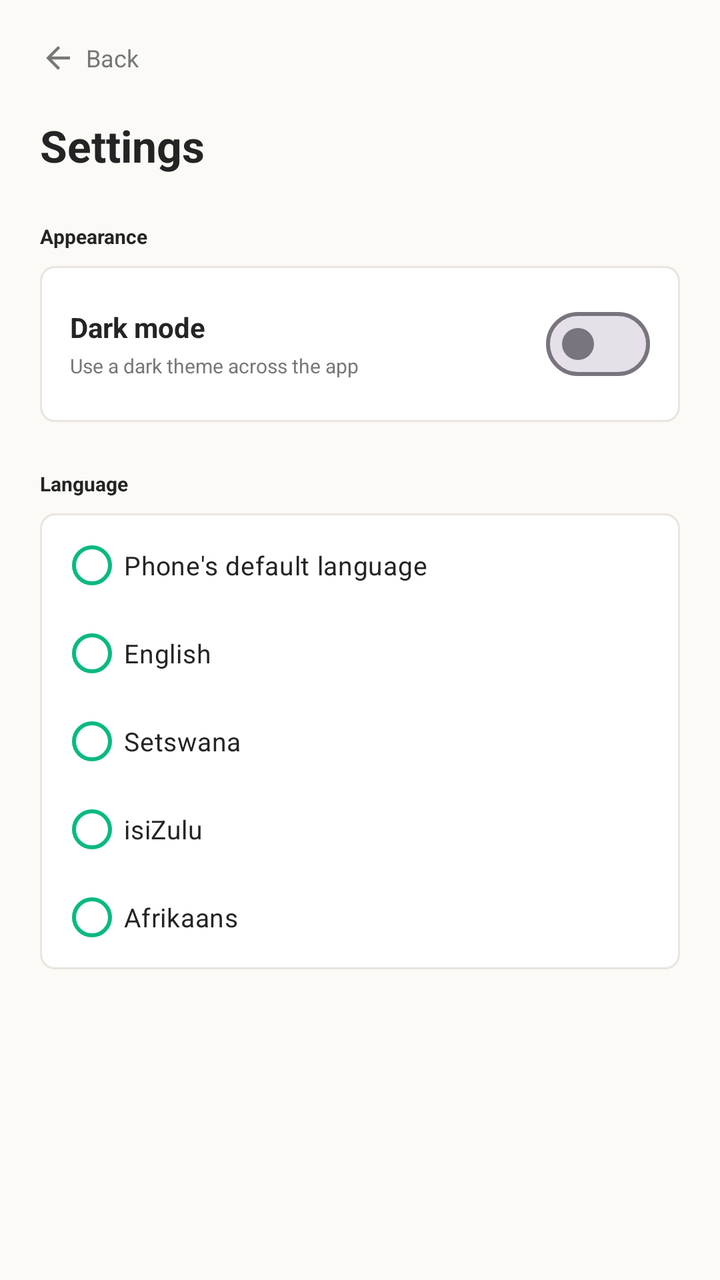
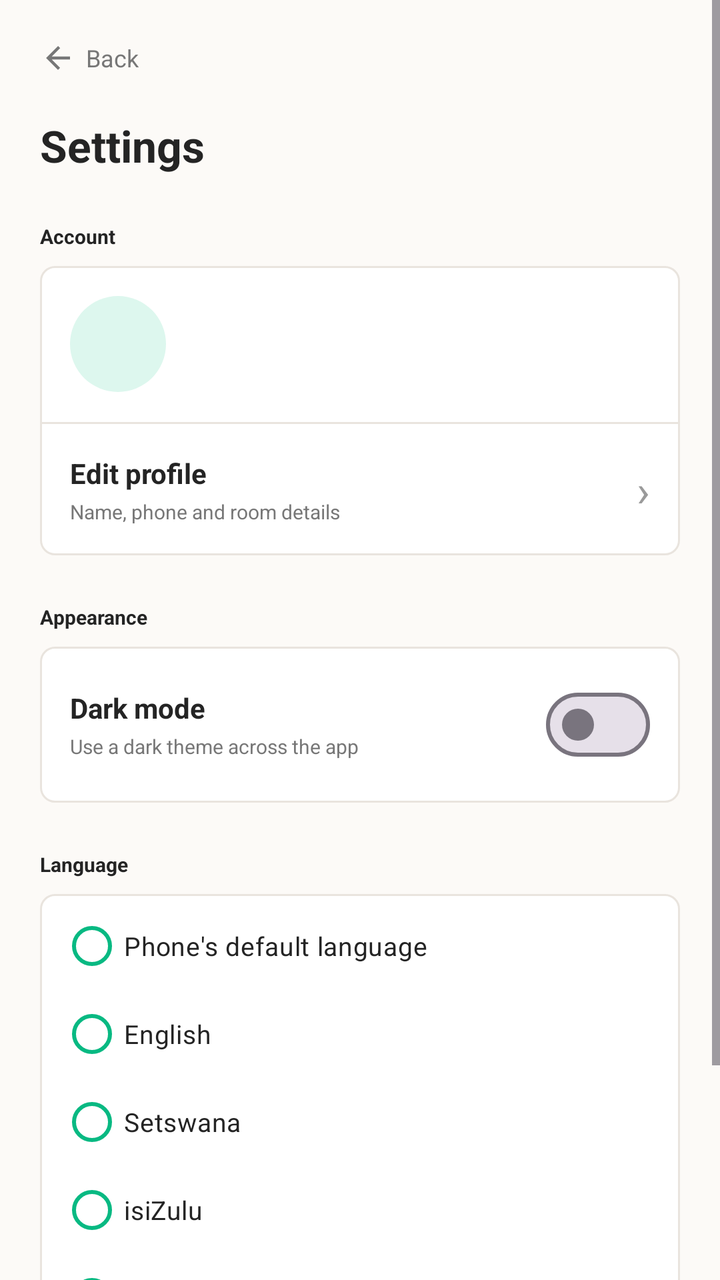

Screens rendered from an Android XML layout before and after an edit, with the pre-edit source and the edit as a unified diff.
<!-- AndroidManifest.xml: application theme Theme.ResCare -->
<!-- res/layout/settings.xml -->
<?xml version="1.0" encoding="utf-8"?>
<ScrollView
    xmlns:android="http://schemas.android.com/apk/res/android"
    android:layout_width="match_parent"
    android:layout_height="match_parent"
    android:background="@color/background"
    android:fillViewport="true">

    <LinearLayout
        android:layout_width="match_parent"
        android:layout_height="wrap_content"
        android:orientation="vertical"
        android:padding="20dp">

        

        <LinearLayout
            android:id="@+id/backButton"
            android:layout_width="wrap_content"
            android:layout_height="wrap_content"
            android:gravity="center_vertical">

            <ImageView
                android:layout_width="18dp"
                android:layout_height="18dp"
                android:src="@drawable/ic_arrow_back"
                android:contentDescription="@string/back"/>

            <TextView
                android:layout_width="wrap_content"
                android:layout_height="wrap_content"
                android:layout_marginStart="5dp"
                android:text="@string/back"
                android:textColor="@color/text_secondary"
                android:textSize="12sp"/>

        </LinearLayout>

        <TextView
            android:layout_width="wrap_content"
            android:layout_height="wrap_content"
            android:text="@string/settings"
            android:textSize="22sp"
            android:textStyle="bold"
            android:textColor="@color/text_primary"
            android:layout_marginTop="20dp"/>

        

        <TextView
            style="@style/FieldLabel"
            android:text="@string/settings_appearance"
            android:layout_marginTop="24dp"
            android:layout_marginBottom="8dp"/>

        <LinearLayout
            android:layout_width="match_parent"
            android:layout_height="wrap_content"
            android:orientation="horizontal"
            android:gravity="center_vertical"
            android:padding="15dp"
            android:background="@drawable/card_background">

            <LinearLayout
                android:layout_width="0dp"
                android:layout_height="wrap_content"
                android:layout_weight="1"
                android:orientation="vertical">

                <TextView
                    android:layout_width="wrap_content"
                    android:layout_height="wrap_content"
                    android:text="@string/settings_dark_mode"
                    android:textSize="14sp"
                    android:textStyle="bold"
                    android:textColor="@color/text_primary"/>

                <TextView
                    android:layout_width="wrap_content"
                    android:layout_height="wrap_content"
                    android:text="@string/settings_dark_mode_description"
                    android:textSize="10sp"
                    android:textColor="@color/text_secondary"
                    android:layout_marginTop="3dp"/>

            </LinearLayout>

            <com.google.android.material.materialswitch.MaterialSwitch
                android:id="@+id/darkModeSwitch"
                android:layout_width="wrap_content"
                android:layout_height="wrap_content"/>

        </LinearLayout>

        

        <TextView
            style="@style/FieldLabel"
            android:text="@string/settings_language"
            android:layout_marginTop="24dp"
            android:layout_marginBottom="8dp"/>

        <RadioGroup
            android:id="@+id/languageGroup"
            android:layout_width="match_parent"
            android:layout_height="wrap_content"
            android:orientation="vertical"
            android:paddingStart="10dp"
            android:paddingEnd="10dp"
            android:paddingTop="4dp"
            android:paddingBottom="4dp"
            android:background="@drawable/card_background">

            <RadioButton
                android:id="@+id/languageSystem"
                style="@style/LanguageOption"
                android:text="@string/language_system"/>

            <RadioButton
                android:id="@+id/languageEnglish"
                style="@style/LanguageOption"
                android:text="@string/language_english"/>

            <RadioButton
                android:id="@+id/languageSetswana"
                style="@style/LanguageOption"
                android:text="@string/language_setswana"/>

            <RadioButton
                android:id="@+id/languageZulu"
                style="@style/LanguageOption"
                android:text="@string/language_isizulu"/>

            <RadioButton
                android:id="@+id/languageAfrikaans"
                style="@style/LanguageOption"
                android:text="@string/language_afrikaans"/>

        </RadioGroup>

    </LinearLayout>

</ScrollView>
<!-- resources referenced by this layout -->
<resources>
  <color name="background">#FCFAF7</color>
  <color name="text_primary">#242424</color>
  <color name="text_secondary">#777777</color>
  <!-- drawable card_background (drawable) -->
  <?xml version="1.0" encoding="utf-8"?>
  <shape xmlns:android="http://schemas.android.com/apk/res/android">
      <solid android:color="@color/surface" />
      <stroke android:width="1dp" android:color="@color/border" />
      <corners android:radius="7dp" />
  </shape>
  <!-- drawable ic_arrow_back (drawable) -->
  <?xml version="1.0" encoding="utf-8"?>
  <vector xmlns:android="http://schemas.android.com/apk/res/android"
      android:width="24dp"
      android:height="24dp"
      android:viewportWidth="24"
      android:viewportHeight="24">
      <path
          android:fillColor="@color/text_secondary"
          android:pathData="M20,11L7.83,11l5.59,-5.59L12,4l-8,8 8,8 1.41,-1.41L7.83,13L20,13z" />
  </vector>
  <string name="back">Back</string>
  <string name="language_afrikaans" translatable="false">Afrikaans</string>
  <string name="language_english" translatable="false">English</string>
  <string name="language_isizulu" translatable="false">isiZulu</string>
  <string name="language_setswana" translatable="false">Setswana</string>
  <string name="language_system">Phone\'s default language</string>
  <string name="settings">Settings</string>
  <string name="settings_appearance">Appearance</string>
  <string name="settings_dark_mode">Dark mode</string>
  <string name="settings_dark_mode_description">Use a dark theme across the app</string>
  <string name="settings_language">Language</string>
  <style name="FieldLabel">
          <item name="android:layout_width">wrap_content</item>
          <item name="android:layout_height">wrap_content</item>
          <item name="android:textColor">@color/text_primary</item>
          <item name="android:textSize">10sp</item>
          <item name="android:textStyle">bold</item>
      </style>
  <style name="LanguageOption">
          <item name="android:layout_width">match_parent</item>
          <item name="android:layout_height">44dp</item>
          <item name="android:textSize">13sp</item>
          <item name="android:textColor">@color/text_primary</item>
          <item name="buttonTint">@color/green</item>
      </style>
  <style name="Theme.ResCare" parent="Base.Theme.ResCare" />
  <color name="surface">#FFFFFF</color>
  <color name="border">#E9E4DE</color>
  <color name="green">#08B982</color>
  <color name="on_green">#FFFFFF</color>
  <color name="green_soft">#DDF7EE</color>
  <color name="green_text">#087A5B</color>
  <!-- unchanged entries left out for length: 1 -->
</resources>

<!-- the commit's change to res/layout/settings.xml (unified diff, before → after) -->
@@ -49,6 +49,113 @@
 
         <TextView
             style="@style/FieldLabel"
+            android:text="@string/settings_account"
+            android:layout_marginTop="24dp"
+            android:layout_marginBottom="8dp"/>
+
+        <LinearLayout
+            android:layout_width="match_parent"
+            android:layout_height="wrap_content"
+            android:orientation="vertical"
+            android:background="@drawable/card_background">
+
+            <LinearLayout
+                android:layout_width="match_parent"
+                android:layout_height="wrap_content"
+                android:orientation="horizontal"
+                android:gravity="center_vertical"
+                android:padding="15dp">
+
+                <TextView
+                    android:id="@+id/accountInitials"
+                    style="@style/Avatar"/>
+
+                <LinearLayout
+                    android:layout_width="0dp"
+                    android:layout_height="wrap_content"
+                    android:layout_weight="1"
+                    android:layout_marginStart="12dp"
+                    android:orientation="vertical">
+
+                    <TextView
+                        android:id="@+id/accountName"
+                        android:layout_width="wrap_content"
+                        android:layout_height="wrap_content"
+                        android:maxLines="1"
+                        android:ellipsize="end"
+                        android:textSize="14sp"
+                        android:textStyle="bold"
+                        android:textColor="@color/text_primary"/>
+
+                    <TextView
+                        android:id="@+id/accountEmail"
+                        android:layout_width="wrap_content"
+                        android:layout_height="wrap_content"
+                        android:layout_marginTop="2dp"
+                        android:maxLines="1"
+                        android:ellipsize="end"
+                        android:textSize="11sp"
+                        android:textColor="@color/text_secondary"/>
+
+                </LinearLayout>
+
+            </LinearLayout>
+
+            <View
+                android:layout_width="match_parent"
+                android:layout_height="1dp"
+                android:background="@color/border"/>
+
+            <LinearLayout
+                android:id="@+id/editProfileButton"
+                android:layout_width="match_parent"
+                android:layout_height="wrap_content"
+                android:orientation="horizontal"
+                android:gravity="center_vertical"
+                android:padding="15dp"
+                android:clickable="true"
+                android:focusable="true"
+                android:background="?attr/selectableItemBackground">
+
+                <LinearLayout
+                    android:layout_width="0dp"
+                    android:layout_height="wrap_content"
+                    android:layout_weight="1"
+                    android:orientation="vertical">
+
+                    <TextView
+                        android:layout_width="wrap_content"
+                        android:layout_height="wrap_content"
+                        android:text="@string/edit_profile"
+                        android:textSize="14sp"
+                        android:textStyle="bold"
+                        android:textColor="@color/text_primary"/>
+
+                    <TextView
+                        android:layout_width="wrap_content"
+                        android:layout_height="wrap_content"
+                        android:layout_marginTop="3dp"
+                        android:text="@string/edit_profile_description"
+                        android:textSize="10sp"
+                        android:textColor="@color/text_secondary"/>
+
+                </LinearLayout>
+
+                <TextView
+                    android:layout_width="wrap_content"
+                    android:layout_height="wrap_content"
+                    android:text="›"
+                    android:textSize="22sp"
+                    android:textColor="@color/text_muted"/>
+
+            </LinearLayout>
+
+        </LinearLayout>
+
+        
+
+        <TextView
+            style="@style/FieldLabel"
             android:text="@string/settings_appearance"
             android:layout_marginTop="24dp"
             android:layout_marginBottom="8dp"/>
@@ -138,6 +245,22 @@
 
         </RadioGroup>
 
+        
+
+        <TextView
+            android:id="@+id/signOutButton"
+            android:layout_width="match_parent"
+            android:layout_height="46dp"
+            android:layout_marginTop="28dp"
+            android:gravity="center"
+            android:text="@string/sign_out"
+            android:textSize="13sp"
+            android:textStyle="bold"
+            android:textColor="@color/red_text"
+            android:background="@drawable/bg_sign_out"
+            android:clickable="true"
+            android:focusable="true"/>
+
     </LinearLayout>
 
 </ScrollView>
<!-- resource entries referenced after the edit -->
@@ -3,6 +3,13 @@
   <color name="background">#FCFAF7</color>
   <color name="text_primary">#242424</color>
   <color name="text_secondary">#777777</color>
+  <!-- drawable bg_sign_out (drawable) -->
+  <?xml version="1.0" encoding="utf-8"?>
+  <shape xmlns:android="http://schemas.android.com/apk/res/android">
+      <solid android:color="@color/surface" />
+      <stroke android:width="1dp" android:color="@color/red_text" />
+      <corners android:radius="7dp" />
+  </shape>
   <!-- drawable card_background (drawable) -->
   <?xml version="1.0" encoding="utf-8"?>
   <shape xmlns:android="http://schemas.android.com/apk/res/android">
@@ -22,16 +29,29 @@
           android:pathData="M20,11L7.83,11l5.59,-5.59L12,4l-8,8 8,8 1.41,-1.41L7.83,13L20,13z" />
   </vector>
   <string name="back">Back</string>
+  <string name="edit_profile">Edit profile</string>
+  <string name="edit_profile_description">Name, phone and room details</string>
   <string name="language_afrikaans" translatable="false">Afrikaans</string>
   <string name="language_english" translatable="false">English</string>
   <string name="language_isizulu" translatable="false">isiZulu</string>
   <string name="language_setswana" translatable="false">Setswana</string>
   <string name="language_system">Phone\'s default language</string>
   <string name="settings">Settings</string>
+  <string name="settings_account">Account</string>
   <string name="settings_appearance">Appearance</string>
   <string name="settings_dark_mode">Dark mode</string>
   <string name="settings_dark_mode_description">Use a dark theme across the app</string>
   <string name="settings_language">Language</string>
+  <string name="sign_out">Sign out</string>
+  <style name="Avatar">
+          <item name="android:layout_width">48dp</item>
+          <item name="android:layout_height">48dp</item>
+          <item name="android:gravity">center</item>
+          <item name="android:textSize">17sp</item>
+          <item name="android:textStyle">bold</item>
+          <item name="android:textColor">@color/green_text</item>
+          <item name="android:background">@drawable/bg_avatar</item>
+      </style>
   <style name="FieldLabel">
           <item name="android:layout_width">wrap_content</item>
           <item name="android:layout_height">wrap_content</item>
@@ -49,10 +69,18 @@
   <style name="Theme.ResCare" parent="Base.Theme.ResCare" />
   <color name="surface">#FFFFFF</color>
   <color name="border">#E9E4DE</color>
+  <color name="red_text">#C0362C</color>
+  <color name="text_muted">#9A9A9A</color>
   <color name="green">#08B982</color>
   <color name="on_green">#FFFFFF</color>
   <color name="green_soft">#DDF7EE</color>
   <color name="green_text">#087A5B</color>
+  <!-- drawable bg_avatar (drawable) -->
+  <?xml version="1.0" encoding="utf-8"?>
+  <shape xmlns:android="http://schemas.android.com/apk/res/android"
+      android:shape="oval">
+      <solid android:color="@color/green_soft" />
+  </shape>
   <!-- unchanged entries left out for length: 1 -->
 </resources>
 
